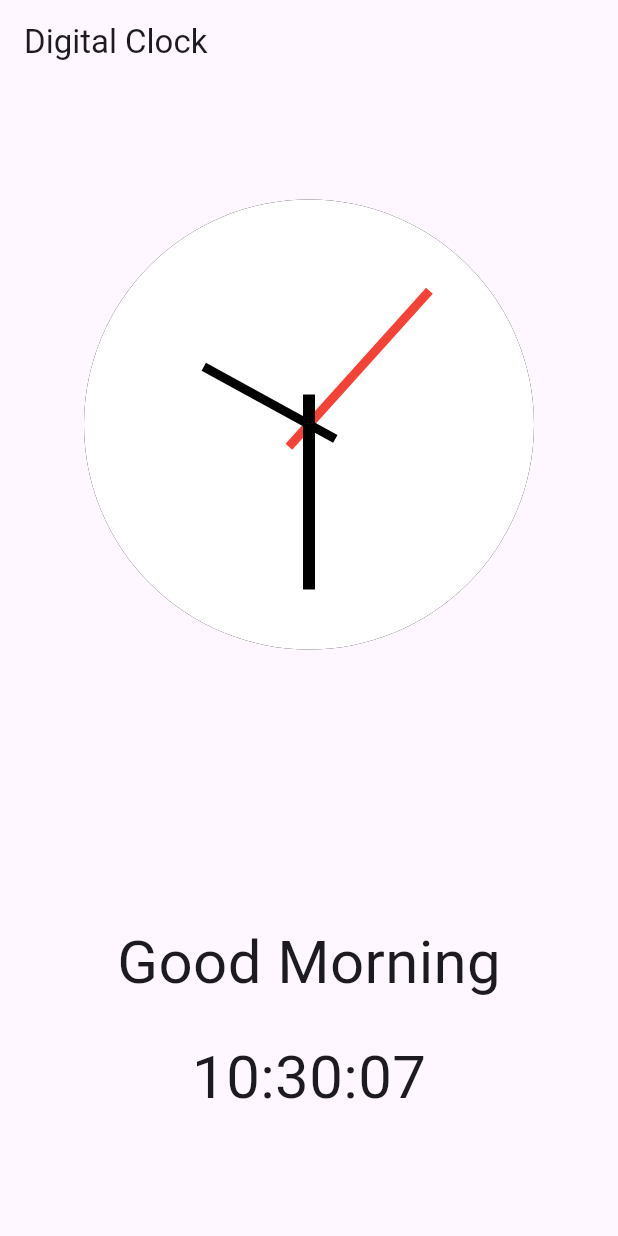
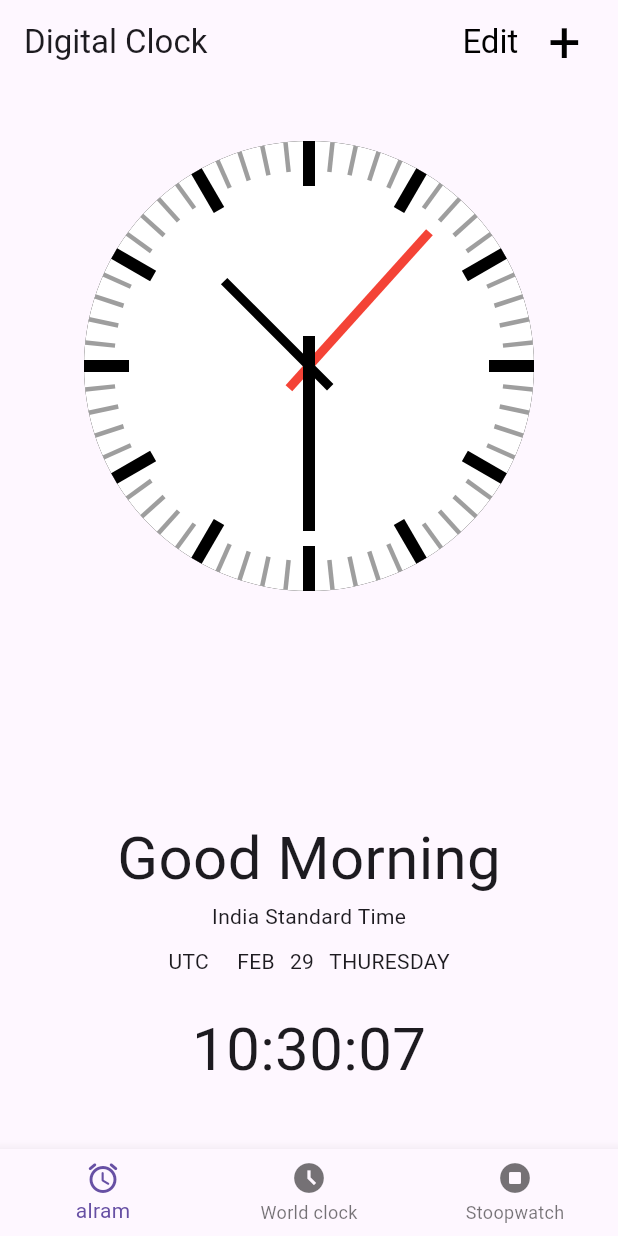
Before and after one commit to MEeTpanchal1222/widget_task_5.1, a Flutter app: the screen it shows after launch, on a phone screen of 412 x 824 dp. Run offline on Flutter 3.47's test engine with Material 3 defaults, Android fonts, the phone set to English and light mode, and no system bars.

Commit message:
29/2/24 👍

```diff
--- a/lib/clock_app.dart
+++ b/lib/clock_app.dart
@@ -58,8 +58,22 @@ class _DigitalClockState extends State<DigitalClock> {
     );
     return Scaffold(
       appBar: AppBar(
-        title: Text('Digital Clock'),
+        title: Row(
+          children: [
+            Text('Digital Clock'),
+            SizedBox(width: 170,),
+            Text('Edit',style: TextStyle(color: Colors.black),),
+            SizedBox(width: 20,),
+            Text('+',style: TextStyle(color: Colors.black,fontSize: 38),),
+          ],
         ),
+      ),
+      bottomNavigationBar:BottomNavigationBar(
+        items: [BottomNavigationBarItem(icon: Icon(Icons.alarm_rounded),label: 'alram'),
+          BottomNavigationBarItem(icon: Icon(Icons.access_time_filled_sharp),label: 'World clock'),
+          BottomNavigationBarItem(icon: Icon(Icons.stop_circle_rounded),label: 'Stoopwatch'),
+          //BottomNavigationBarItem(icon: Icon(Icons.watch),label: 'Timer')
+        ],),
       body: Center(
         child: Column(
           mainAxisAlignment: MainAxisAlignment.center,
@@ -73,28 +87,48 @@ class _DigitalClockState extends State<DigitalClock> {
                     decoration: BoxDecoration(
                       color: (dateTime1.hour <= 19)?Colors.white:Colors.black,
                       boxShadow: [
-                        BoxShadow(blurRadius: (dateTime1.hour == 12)?30:(dateTime1.hour ==13)?40:(dateTime1.hour ==14)?50:(dateTime1.hour ==15)?60:(dateTime1.hour ==16)?40:(dateTime1.hour ==17)?20:0)
+                        BoxShadow(blurStyle: (dateTime1.hour >= 19)?BlurStyle.inner:(dateTime1.hour ==12)?BlurStyle.normal:(dateTime1.hour >12)?BlurStyle.outer:BlurStyle.normal,blurRadius: (dateTime1.hour == 12)?30:(dateTime1.hour ==13)?40:(dateTime1.hour ==14)?50:(dateTime1.hour ==15)?60:(dateTime1.hour ==16)?40:(dateTime1.hour ==17)?20:0)
                       ],
                         shape: BoxShape.circle
                     ),
                     child:  Center(
                       child: Stack(
                         children: [
-                          Transform.rotate(
+                          Center(
+                            child: Transform.rotate(
                                 angle: dateTime1.second* 6* pi /180,
                                 child: VerticalDivider(
                                   color: (dateTime1.hour >= 19)?Colors.redAccent:Colors.red ,thickness: 6,indent: 30,endIndent: 130,),
                               ),
-                          Transform.rotate(
+                          ),
+                          Center(
+                            child: Transform.rotate(
                               angle: dateTime1.minute* 6* pi /180,
                               child:VerticalDivider(
                                 color:(dateTime1.hour >= 19)?Colors.white:Colors.black ,thickness: 8,indent: 40,endIndent: 130,),
                             ),
-                          Transform.rotate(
-                            angle: dateTime1.hour*30+(dateTime1.minute*pi/180),
+                          ),
+                          Center(
+                            child: Transform.rotate(
+                              angle: dateTime1.hour*30*pi/180+((6 * pi /180)*(dateTime1.minute/12)),
+
                               child:VerticalDivider(
                                 color:(dateTime1.hour >= 19)?Colors.white:Colors.black  ,thickness: 6,indent: 70,endIndent: 130,),
                             ),
+                          ),
+                          ...List.generate(60, (index) => Transform.rotate(
+
+                            angle: (index*6*pi)/180,
+                            child:
+                              Center(
+                                child: Divider(
+                                  indent: (index%5==0)?270:280,
+                                  color: (index%5==0)?Colors.black:(dateTime1.hour >= 19)?Colors.red:(dateTime1.hour >=19)?Colors.black:Colors.grey,
+                                  thickness: (index%5==0)?8:3,
+                                ),
+                              ),
+                            ),
+                          )
                         ],
                       ),
                     ),
@@ -110,7 +144,7 @@ class _DigitalClockState extends State<DigitalClock> {
 
 
            SizedBox(
-             height: 180,
+             height: 150,
            ),
            if(dateTime1.hour < 12)
             Text(
@@ -132,6 +166,22 @@ class _DigitalClockState extends State<DigitalClock> {
                 "Good Night",//time
                 style: TextStyle(fontSize: 40),
               ),
+            Text("India Standard Time"),
+            SizedBox(height: 10,),
+            Row(
+              mainAxisAlignment: MainAxisAlignment.center,
+              children: [
+                Text("${dateTime1.timeZoneName} "),
+                SizedBox(width: 15,),
+                (dateTime1.month ==1)?Text('JAN'): (dateTime1.month ==2)?Text('FEB'): (dateTime1.month ==3)?Text('MARCH'): (dateTime1.month ==4)?Text('APRIL'): (dateTime1.month ==5)?Text('MAY'): (dateTime1.month ==6)?Text('JUNE'): (dateTime1.month ==7)?Text('JULY'): (dateTime1.month ==8)?Text('AUG'): (dateTime1.month ==9)?Text('SEP'): (dateTime1.month ==10)?Text('OCT'): (dateTime1.month ==11)?Text('NOV'): (dateTime1.month ==12)?Text('DEC'):Text(' '),
+                SizedBox(width: 10,),
+                Text("${dateTime1.day}"),
+                SizedBox(width: 10,),
+                (dateTime1.weekday ==1)?Text('MONDAY'): (dateTime1.weekday ==2)?Text('TUESDAY'): (dateTime1.weekday ==3)?Text('WEDSDAY'):(dateTime1.weekday==4)?Text('THURESDAY'): (dateTime1.weekday ==5)?Text('FRIDAY'): (dateTime1.weekday ==6)?Text('SETRDAY'): (dateTime1.weekday==7)?Text('SUNDAY'):Text(""),
+              ],
+            ),
+
+
             SizedBox(
               height: 20,
             ),
```
Lines whose indentation alone changed are shown as unchanged.
